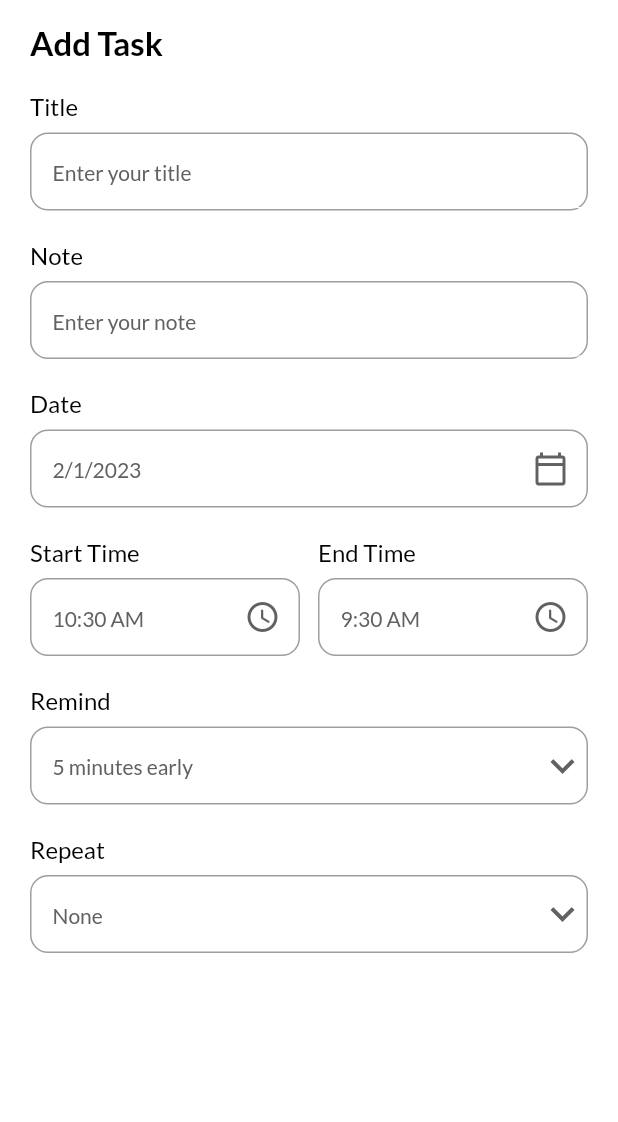
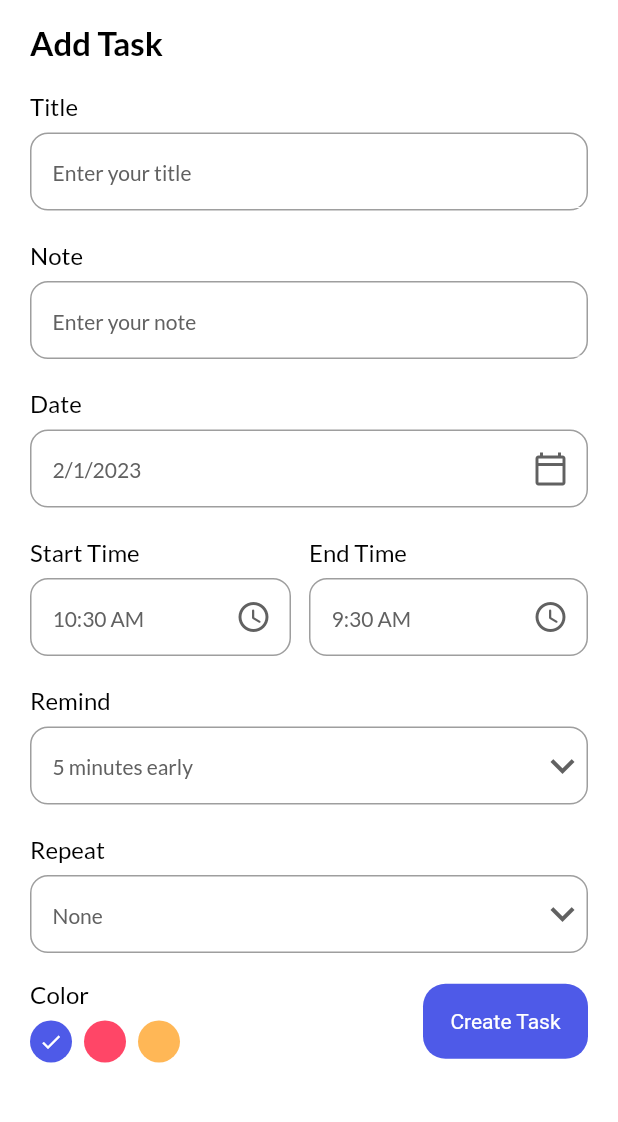
Before and after one commit to Hammad335/todo_app_getx, a Flutter app: the AddTaskPage screen opened by its route, on a phone screen of 412 x 824 dp, the part 61-1183 px from its top. Run offline on Flutter 3.47's test engine with Material 2 defaults, Android fonts, the phone set to English and light mode, and no system bars; our stand-ins replace date_picker_timeline, flutter_local_notifications, get, get_storage, google_fonts, timezone; accounts and stored records are empty.

Commit message:
add-task-screen ui and validation completed

```diff
--- /dev/null
+++ b/lib/core/models/task.dart
@@ -0,0 +1,55 @@
+class Task {
+  int id;
+  String title;
+  String note;
+  bool isCompleted;
+  String date;
+  String startTime;
+  String endTime;
+  int color;
+  int remind;
+  String repeat;
+
+  Task({
+    required this.id,
+    required this.title,
+    required this.note,
+    required this.isCompleted,
+    required this.date,
+    required this.startTime,
+    required this.endTime,
+    required this.color,
+    required this.remind,
+    required this.repeat,
+  });
+
+  Map<String, dynamic> toJson() {
+    return {
+      'id': id,
+      'title': title,
+      'note': note,
+      'isCompleted': isCompleted,
+      'date': date,
+      'startTime': startTime,
+      'endTime': endTime,
+      'color': color,
+      'remind': remind,
+      'repeat': repeat,
+    };
+  }
+
+  factory Task.fromJson(Map<String, dynamic> map) {
+    return Task(
+      id: map['id'] as int,
+      title: map['title'] as String,
+      note: map['note'] as String,
+      isCompleted: map['isCompleted'] as bool,
+      date: map['date'] as String,
+      startTime: map['startTime'] as String,
+      endTime: map['endTime'] as String,
+      color: map['color'] as int,
+      remind: map['remind'] as int,
+      repeat: map['repeat'] as String,
+    );
+  }
+}
--- /dev/null
+++ b/lib/core/widgets/color_pallete.dart
@@ -0,0 +1,54 @@
+import 'package:flutter/material.dart';
+import 'package:get/get.dart';
+import 'package:todo_app_flutter/features/add_task_page/controller/task_page_controller.dart';
+import 'package:todo_app_flutter/themes/themes.dart';
+
+class ColorPallete extends StatelessWidget {
+  final TaskPageController controller;
+
+  const ColorPallete({super.key, required this.controller});
+
+  @override
+  Widget build(BuildContext context) {
+    return Column(
+      crossAxisAlignment: CrossAxisAlignment.start,
+      children: [
+        Text(
+          'Color',
+          style: Themes.titleStyle,
+        ),
+        const SizedBox(height: 8),
+        Wrap(
+          children: List<Widget>.generate(
+            3,
+            (index) => GestureDetector(
+              onTap: () {
+                controller.selectedColorIndex.value = index;
+              },
+              child: Padding(
+                padding: const EdgeInsets.only(right: 8),
+                child: Obx(
+                  () => CircleAvatar(
+                    radius: 14,
+                    backgroundColor: index == 0
+                        ? primaryLight
+                        : index == 1
+                            ? pink
+                            : yellow,
+                    child: controller.selectedColorIndex.value == index
+                        ? const Icon(
+                            Icons.done,
+                            color: white,
+                            size: 16,
+                          )
+                        : const SizedBox.shrink(),
+                  ),
+                ),
+              ),
+            ),
+          ),
+        ),
+      ],
+    );
+  }
+}
--- a/lib/widgets/custom_button.dart
+++ b/lib/core/widgets/custom_button.dart
@@ -1,5 +1,6 @@
 import 'package:flutter/material.dart';
-import '../themes/themes.dart';
+
+import '../../themes/themes.dart';
 
 class CustomButton extends StatelessWidget {
   final String label;
--- a/lib/widgets/input_field.dart
+++ b/lib/core/widgets/input_field.dart
@@ -1,6 +1,7 @@
 import 'package:flutter/material.dart';
 import 'package:get/get.dart';
-import '../themes/themes.dart';
+
+import '../../themes/themes.dart';
 
 class InputField extends StatelessWidget {
   final String title;
--- a/lib/features/add_task_page/controller/task_page_controller.dart
+++ b/lib/features/add_task_page/controller/task_page_controller.dart
@@ -1,7 +1,9 @@
-import 'package:flutter/cupertino.dart';
 import 'package:flutter/material.dart';
 import 'package:get/get.dart';
 import 'package:intl/intl.dart';
+import 'package:todo_app_flutter/utils/utils.dart';
+
+import '../../../themes/themes.dart';
 
 class TaskPageController extends GetxController {
   late BuildContext context;
@@ -11,7 +13,18 @@ class TaskPageController extends GetxController {
   RxString endTime = '9:30 AM'.obs;
   RxInt selectedRemindTime = 5.obs;
   RxString selectedRepeatTime = 'None'.obs;
+  RxInt selectedColorIndex = 0.obs;
   TextEditingController titleController = TextEditingController();
+  TextEditingController noteController = TextEditingController();
+
+  void validateData() {
+    if (titleController.text.isEmpty || noteController.text.isEmpty) {
+      Utils.showSnackBar();
+    } else {
+      //todo add data to database
+      Get.back();
+    }
+  }
 
   void setPickedTime(TimeOfDay? pickedTime, bool isStartTime) {
     if (null != pickedTime) {
--- a/lib/features/add_task_page/view/add_task_page.dart
+++ b/lib/features/add_task_page/view/add_task_page.dart
@@ -4,11 +4,14 @@ import 'package:intl/intl.dart';
 import 'package:todo_app_flutter/features/add_task_page/controller/task_page_controller.dart';
 import 'package:todo_app_flutter/utils/utils.dart';
 import 'package:todo_app_flutter/themes/themes.dart';
-import '../../../widgets/input_field.dart';
-import '../../../constants/constants.dart';
+import '../../../core/constants/constants.dart';
+import '../../../core/widgets/color_pallete.dart';
+import '../../../core/widgets/custom_button.dart';
+import '../../../core/widgets/input_field.dart';
 
 class AddTaskPage extends StatelessWidget {
   final TaskPageController _controller = Get.find<TaskPageController>();
+  final Color? iconColor = Get.isDarkMode ? white : greyDark;
   AddTaskPage({Key? key}) : super(key: key);
 
   @override
@@ -20,6 +23,8 @@ class AddTaskPage extends StatelessWidget {
       body: SafeArea(
         child: Padding(
           padding: const EdgeInsets.symmetric(horizontal: 20),
+          child: SingleChildScrollView(
+            physics: const BouncingScrollPhysics(),
             child: Column(
               crossAxisAlignment: CrossAxisAlignment.start,
               children: [
@@ -27,18 +32,21 @@ class AddTaskPage extends StatelessWidget {
                   'Add Task',
                   style: Themes.subHeadingStyle,
                 ),
-              const InputField(
+                InputField(
                   title: 'Title',
                   hint: 'Enter your title',
+                  controller: _controller.titleController,
                 ),
-              const InputField(
+                InputField(
                   title: 'Note',
                   hint: 'Enter your note',
+                  controller: _controller.noteController,
                 ),
                 Obx(
                   () => InputField(
                     title: 'Date',
-                  hint: DateFormat.yMd().format(_controller.selectedDate.value),
+                    hint:
+                        DateFormat.yMd().format(_controller.selectedDate.value),
                     widget: IconButton(
                       onPressed: () {
                         _getDateFromUser(context);
@@ -50,17 +58,24 @@ class AddTaskPage extends StatelessWidget {
                     ),
                   ),
                 ),
+                Row(
+                  children: [
+                    for (int i = 0; i < 2; i++)
                       Obx(
-                () => Row(
-                  children: [
-                    Expanded(
+                        () => Expanded(
+                          child: Container(
+                            margin: EdgeInsets.only(right: i == 0 ? 12 : 0),
                             child: InputField(
-                        title: 'Start Time',
-                        hint: _controller.startTime.value,
+                              title: i == 0 ? 'Start Time' : 'End Time',
+                              hint: i == 0
+                                  ? _controller.startTime.value
+                                  : _controller.endTime.value,
                               widget: IconButton(
                                 onPressed: () {
                                   _showTimePicker(
-                                context: context, isStartTime: true);
+                                    context: context,
+                                    isStartTime: i == 0 ? true : false,
+                                  );
                                 },
                                 icon: Icon(
                                   Icons.access_time_rounded,
@@ -69,25 +84,9 @@ class AddTaskPage extends StatelessWidget {
                               ),
                             ),
                           ),
-                    const SizedBox(width: 12),
-                    Expanded(
-                      child: InputField(
-                        title: 'End Time',
-                        hint: _controller.endTime.value,
-                        widget: IconButton(
-                          onPressed: () {
-                            _showTimePicker(
-                                context: context, isStartTime: false);
-                          },
-                          icon: Icon(
-                            Icons.access_time_rounded,
-                            color: iconColor,
-                          ),
-                        ),
                         ),
                       ),
                   ],
-                ),
                 ),
                 for (int i = 0; i < 2; i++)
                   Obx(
@@ -121,7 +120,21 @@ class AddTaskPage extends StatelessWidget {
                       ),
                     ),
                   ),
+                const SizedBox(height: 18),
+                Row(
+                  mainAxisAlignment: MainAxisAlignment.spaceBetween,
+                  crossAxisAlignment: CrossAxisAlignment.center,
+                  children: [
+                    ColorPallete(controller: _controller),
+                    CustomButton(
+                      label: 'Create Task',
+                      onTap: _controller.validateData,
+                    ),
                   ],
+                ),
+                const SizedBox(height: 100),
+              ],
+            ),
           ),
         ),
       ),
--- a/lib/themes/themes.dart
+++ b/lib/themes/themes.dart
@@ -8,13 +8,13 @@ const Color pink = Color(0xFFff4667);
 const Color white = Colors.white;
 const Color black = Colors.black;
 const Color grey = Colors.grey;
+const Color red = Colors.red;
 Color? greyLight = Colors.grey[100];
 Color? greyDark = Colors.grey[700];
 const Color darkGrey = Color(0xFF121212);
 const Color headerDark = Color(0xFF424242);
 const Color primaryLight = blue;
 const Color primaryDark = darkGrey;
-Color? iconColor = Get.isDarkMode ? white : greyDark;
 
 class Themes {
   static final light = ThemeData(
```
Also changed, not shown: lib/features/home_page/view/home_page.dart (+5 -2 lines), lib/utils/utils.dart (+17 -0 lines), lib/core/constants/constants.dart (renamed from lib/constants/constants.dart), lib/core/widgets/date_picker_list_view.dart (renamed from lib/widgets/date_picker_list_view.dart), lib/core/widgets/header.dart (renamed from lib/widgets/header.dart). Lines whose indentation alone changed are shown as unchanged.
